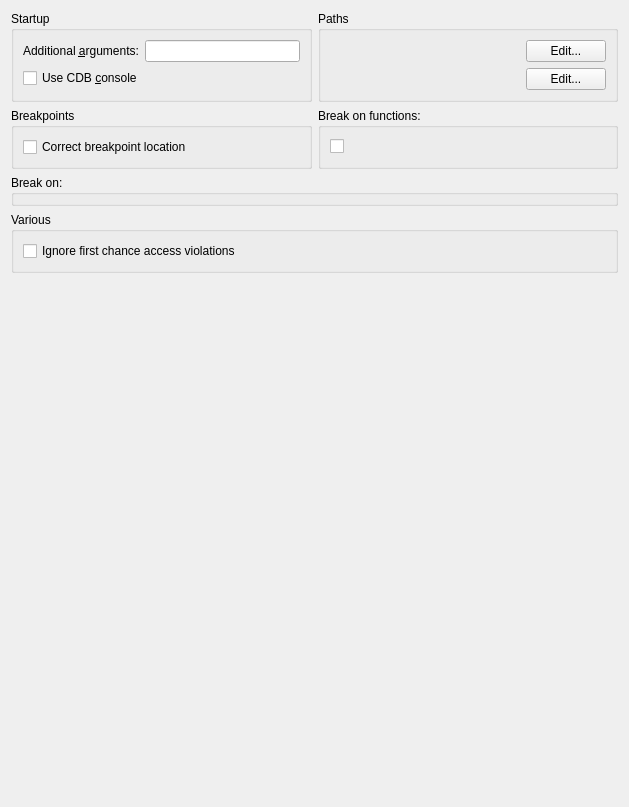
Old version of the form src/plugins/debugger/cdb/cdboptionspagewidget.ui in the repository qt-creator/qt-creator.
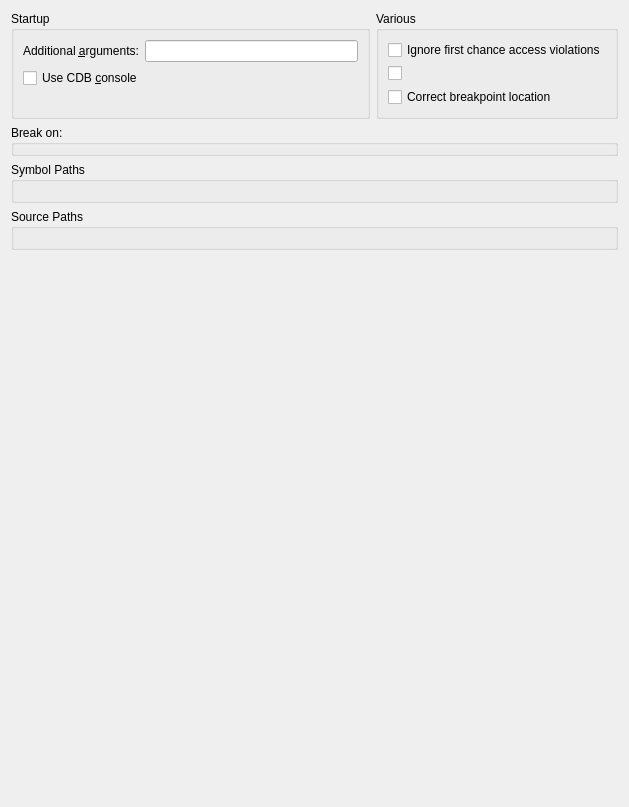
New version of the form.

Commit message: Debugger: Add CDB symbol cache option.

Diff of the .ui file:
```diff
--- a/src/plugins/debugger/cdb/cdboptionspagewidget.ui
+++ b/src/plugins/debugger/cdb/cdboptionspagewidget.ui
@@ -54,80 +54,6 @@
        </layout>
       </widget>
      </item>
-     <item row="0" column="1">
-      <widget class="QGroupBox" name="pathGroupBox">
-       <property name="title">
-        <string>Paths</string>
-       </property>
-       <layout class="QGridLayout" name="gridLayout">
-        <item row="0" column="0">
-         <widget class="QLabel" name="symbolPathLabel">
-          <property name="sizePolicy">
-           <sizepolicy hsizetype="MinimumExpanding" vsizetype="Preferred">
-            <horstretch>0</horstretch>
-            <verstretch>0</verstretch>
-           </sizepolicy>
-          </property>
-         </widget>
-        </item>
-        <item row="0" column="1">
-         <widget class="QPushButton" name="symbolPathButton">
-          <property name="text">
-           <string>Edit...</string>
-          </property>
-         </widget>
-        </item>
-        <item row="1" column="0">
-         <widget class="QLabel" name="sourcePathLabel">
-          <property name="sizePolicy">
-           <sizepolicy hsizetype="MinimumExpanding" vsizetype="Preferred">
-            <horstretch>0</horstretch>
-            <verstretch>0</verstretch>
-           </sizepolicy>
-          </property>
-         </widget>
-        </item>
-        <item row="1" column="1">
-         <widget class="QPushButton" name="sourcePathButton">
-          <property name="text">
-           <string>Edit...</string>
-          </property>
-         </widget>
-        </item>
-       </layout>
-      </widget>
-     </item>
-     <item row="1" column="0">
-      <widget class="QGroupBox" name="breakpointsGroupBox">
-       <property name="title">
-        <string>Breakpoints</string>
-       </property>
-       <layout class="QVBoxLayout" name="breakpointLayout">
-        <item>
-         <widget class="QCheckBox" name="breakpointCorrectionCheckBox">
-          <property name="toolTip">
-           <string>&lt;html&gt;&lt;head/&gt;&lt;body&gt;&lt;p&gt;Attempt to correct the location of a breakpoint based on file and line number should it be in a comment or in a line for which no code is generated. The correction is based on the code model.&lt;/p&gt;&lt;/body&gt;&lt;/html&gt;</string>
-          </property>
-          <property name="text">
-           <string>Correct breakpoint location</string>
-          </property>
-         </widget>
-        </item>
-       </layout>
-      </widget>
-     </item>
-     <item row="1" column="1">
-      <widget class="QGroupBox" name="breakFunctionGroupBox">
-       <property name="title">
-        <string>Break on functions:</string>
-       </property>
-       <layout class="QVBoxLayout" name="verticalLayout_2">
-        <item>
-         <widget class="QCheckBox" name="breakCrtDbgReportCheckBox"/>
-        </item>
-       </layout>
-      </widget>
-     </item>
      <item row="2" column="0" colspan="2">
       <widget class="QGroupBox" name="eventGroupBox">
        <property name="title">
@@ -135,22 +61,55 @@
        </property>
       </widget>
      </item>
+     <item row="0" column="1">
+      <layout class="QVBoxLayout" name="verticalLayout_4">
+       <item>
+        <widget class="QGroupBox" name="variousGroupBox">
+         <property name="title">
+          <string>Various</string>
+         </property>
+         <layout class="QVBoxLayout" name="verticalLayout_3">
+          <item>
+           <widget class="QCheckBox" name="ignoreFirstChanceAccessViolationCheckBox">
+            <property name="text">
+             <string>Ignore first chance access violations</string>
+            </property>
+           </widget>
+          </item>
+          <item>
+           <widget class="QCheckBox" name="breakCrtDbgReportCheckBox"/>
+          </item>
+          <item>
+           <widget class="QCheckBox" name="breakpointCorrectionCheckBox">
+            <property name="toolTip">
+             <string>&lt;html&gt;&lt;head/&gt;&lt;body&gt;&lt;p&gt;Attempt to correct the location of a breakpoint based on file and line number should it be in a comment or in a line for which no code is generated. The correction is based on the code model.&lt;/p&gt;&lt;/body&gt;&lt;/html&gt;</string>
+            </property>
+            <property name="text">
+             <string>Correct breakpoint location</string>
+            </property>
+           </widget>
+          </item>
+         </layout>
+        </widget>
+       </item>
+      </layout>
+     </item>
     </layout>
    </item>
    <item>
-    <widget class="QGroupBox" name="variousGroupBox">
+    <widget class="QGroupBox" name="symbolPathsGroupBox">
      <property name="title">
-      <string>Various</string>
+      <string>Symbol Paths</string>
      </property>
-     <layout class="QVBoxLayout" name="verticalLayout_3">
-      <item>
-       <widget class="QCheckBox" name="ignoreFirstChanceAccessViolationCheckBox">
-        <property name="text">
-         <string>Ignore first chance access violations</string>
-        </property>
-       </widget>
-      </item>
-     </layout>
+     <layout class="QGridLayout" name="gridLayout_3"/>
+    </widget>
+   </item>
+   <item>
+    <widget class="QGroupBox" name="sourcePathsGroupBox">
+     <property name="title">
+      <string>Source Paths</string>
+     </property>
+     <layout class="QGridLayout" name="gridLayout_4"/>
     </widget>
    </item>
    <item>
```
The commit also changes 10 other files.
